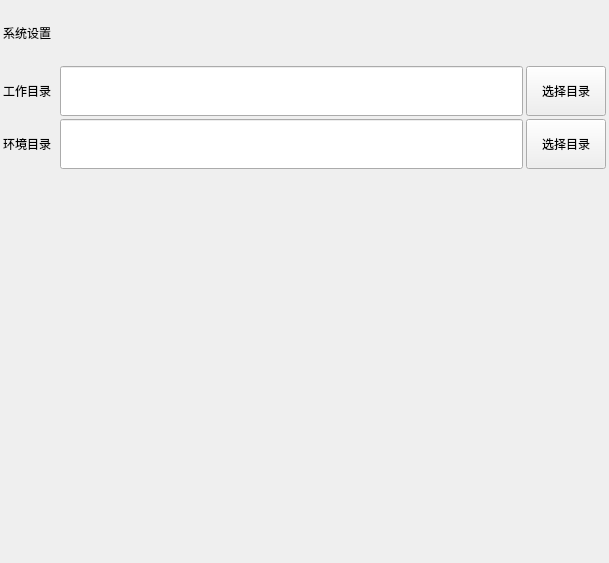
Above: VisionAIFlowApp/systemform.ui from HaiwenMeng/VisionAIFlowV1 before the change. Below: the same form after it.
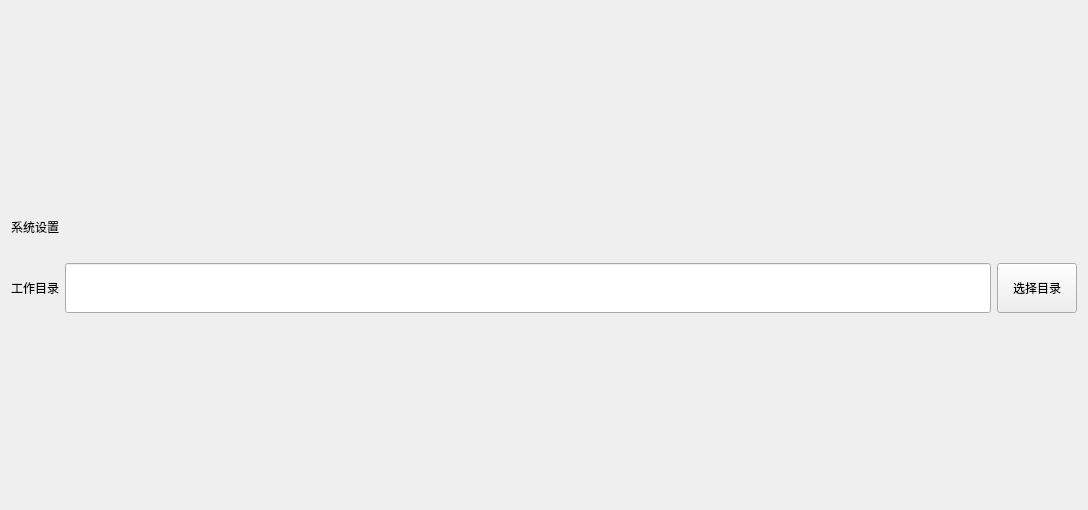
That is the form after the change.

```diff
--- a/VisionAIFlowApp/systemform.ui
+++ b/VisionAIFlowApp/systemform.ui
@@ -6,105 +6,17 @@
    <rect>
     <x>0</x>
     <y>0</y>
-    <width>609</width>
-    <height>563</height>
+    <width>1088</width>
+    <height>510</height>
    </rect>
   </property>
   <property name="windowTitle">
    <string>Form</string>
   </property>
-  <layout class="QGridLayout" name="gridLayout">
-   <property name="leftMargin">
-    <number>3</number>
-   </property>
-   <property name="topMargin">
-    <number>3</number>
-   </property>
-   <property name="rightMargin">
-    <number>3</number>
-   </property>
-   <property name="bottomMargin">
-    <number>3</number>
-   </property>
-   <property name="spacing">
-    <number>3</number>
-   </property>
-   <item row="2" column="3">
-    <widget class="QLineEdit" name="LE_PythonPath">
-     <property name="minimumSize">
-      <size>
-       <width>0</width>
-       <height>50</height>
-      </size>
-     </property>
-    </widget>
-   </item>
-   <item row="2" column="0">
-    <widget class="QLabel" name="label_3">
-     <property name="minimumSize">
-      <size>
-       <width>0</width>
-       <height>50</height>
-      </size>
-     </property>
-     <property name="text">
-      <string>环境目录</string>
-     </property>
-    </widget>
-   </item>
-   <item row="2" column="4">
-    <widget class="QPushButton" name="PB_PythonPath">
-     <property name="minimumSize">
-      <size>
-       <width>0</width>
-       <height>50</height>
-      </size>
-     </property>
-     <property name="text">
-      <string>选择目录</string>
-     </property>
-    </widget>
-   </item>
-   <item row="1" column="4">
-    <widget class="QPushButton" name="PB_ViewWorkPath">
-     <property name="minimumSize">
-      <size>
-       <width>0</width>
-       <height>50</height>
-      </size>
-     </property>
-     <property name="text">
-      <string>选择目录</string>
-     </property>
-    </widget>
-   </item>
-   <item row="1" column="0">
-    <widget class="QLabel" name="label_2">
-     <property name="minimumSize">
-      <size>
-       <width>0</width>
-       <height>50</height>
-      </size>
-     </property>
-     <property name="text">
-      <string>工作目录</string>
-     </property>
-    </widget>
-   </item>
-   <item row="3" column="0">
-    <spacer name="verticalSpacer">
-     <property name="orientation">
-      <enum>Qt::Vertical</enum>
-     </property>
-     <property name="sizeHint" stdset="0">
-      <size>
-       <width>20</width>
-       <height>364</height>
-      </size>
-     </property>
-    </spacer>
-   </item>
-   <item row="0" column="0" colspan="5">
+  <layout class="QGridLayout" name="gridLayout_2">
+   <item row="0" column="0">
+    <layout class="QVBoxLayout" name="verticalLayout">
+     <item>
     <widget class="QLabel" name="label">
      <property name="minimumSize">
       <size>
@@ -126,7 +38,22 @@
      </property>
     </widget>
    </item>
-   <item row="1" column="3">
+     <item>
+      <layout class="QGridLayout" name="gridLayout">
+       <item row="0" column="0">
+        <widget class="QLabel" name="label_2">
+         <property name="minimumSize">
+          <size>
+           <width>0</width>
+           <height>50</height>
+          </size>
+         </property>
+         <property name="text">
+          <string>工作目录</string>
+         </property>
+        </widget>
+       </item>
+       <item row="0" column="1">
     <widget class="QLineEdit" name="LE_WorkPath">
      <property name="minimumSize">
       <size>
@@ -134,7 +61,27 @@
        <height>50</height>
       </size>
      </property>
-    </widget>
+         <property name="readOnly">
+          <bool>true</bool>
+         </property>
+        </widget>
+       </item>
+       <item row="0" column="2">
+        <widget class="QPushButton" name="PB_ViewWorkPath">
+         <property name="minimumSize">
+          <size>
+           <width>0</width>
+           <height>50</height>
+          </size>
+         </property>
+         <property name="text">
+          <string>选择目录</string>
+         </property>
+        </widget>
+       </item>
+      </layout>
+     </item>
+    </layout>
    </item>
   </layout>
  </widget>
```
Left out of the diff: 2 changed lines with no effect on the pictures. Lines whose indentation alone changed are shown as unchanged.
